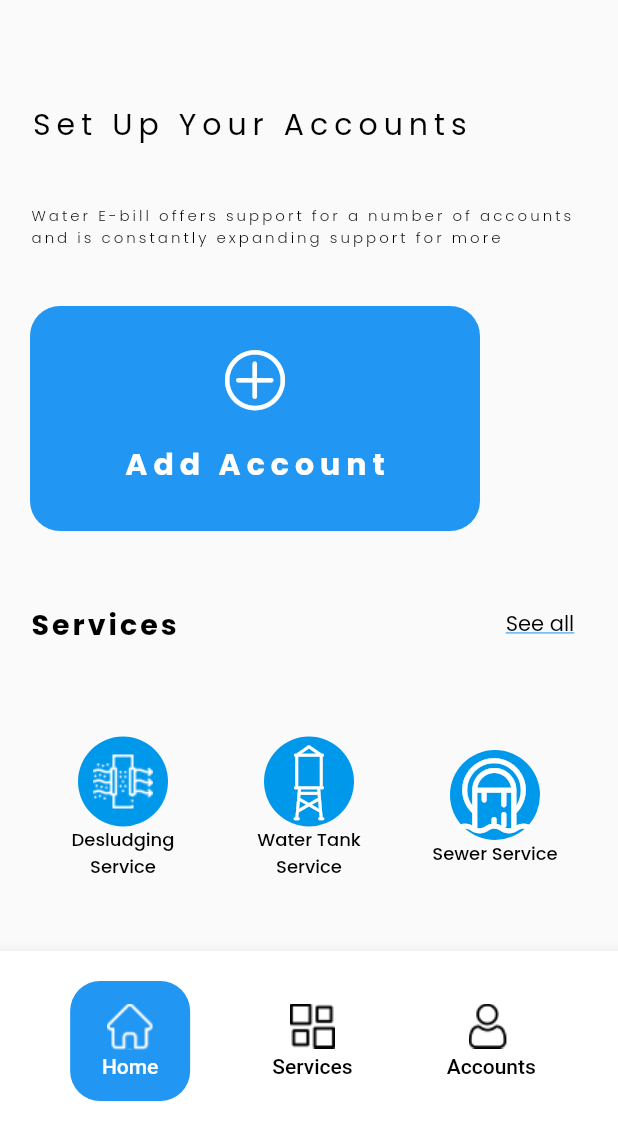
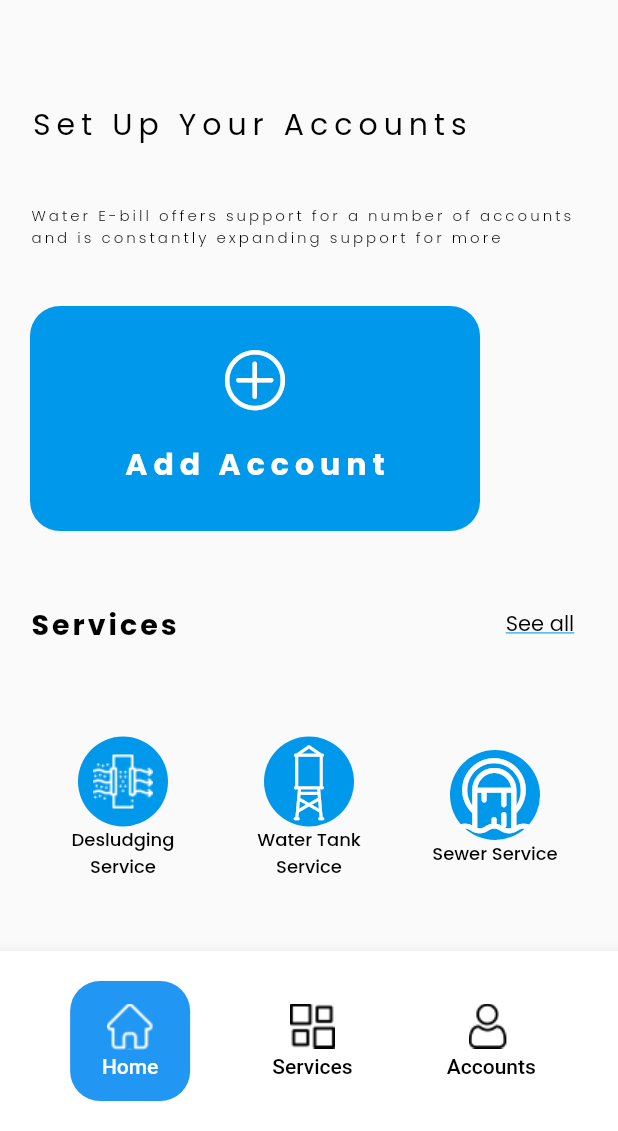
Before and after one commit to BLUECALF/mombasa_water_mobile, a Flutter app: the screen it shows after launch, on a phone screen of 412 x 824 dp, the part 105-1236 px from its top. Run offline on Flutter 3.47's test engine with Material 2 defaults, Android fonts, the phone set to English and light mode, and no system bars; our stand-ins replace flutter_form_builder, get, shared_preferences; missing offline and left inert: gradient_ui_widgets.

Commit message:
ADD:  Added color to home page first time

```diff
--- a/lib/pages/home/homepage_first_time.dart
+++ b/lib/pages/home/homepage_first_time.dart
@@ -8,6 +8,7 @@ import 'package:mombasa_water/pages/services/detailed_services/desludging_servic
 import 'package:mombasa_water/pages/services/detailed_services/sewer_service_page.dart';
 import 'package:mombasa_water/pages/services/detailed_services/water_tank_service_page.dart';
 import 'package:mombasa_water/pages/services/services_controller.dart';
+import 'package:mombasa_water/style/colors.dart';
 
 import 'home_controller.dart';
 
@@ -54,7 +55,7 @@ class HomePageFirstTime extends GetView<HomeController> {
               Container(
                 height: 150,width: 300,
                 decoration: BoxDecoration(
-                  color: Colors.blue,
+                  color: color_blue_light,
                     borderRadius: BorderRadius.all(Radius.circular(20))),
                 child: TextButton(
                 onPressed: (){homeController.add_account(context);},
@@ -95,7 +96,7 @@ class HomePageFirstTime extends GetView<HomeController> {
                           fontFamily: "Poppins",
                       fontWeight: FontWeight.w400,
                         decoration: TextDecoration.underline,
-                        decorationColor: Colors.blue
+                        decorationColor: color_blue_light
                   )),onPressed: (){
                     commonPageController.selected_index.value = 1;
                   })
```
